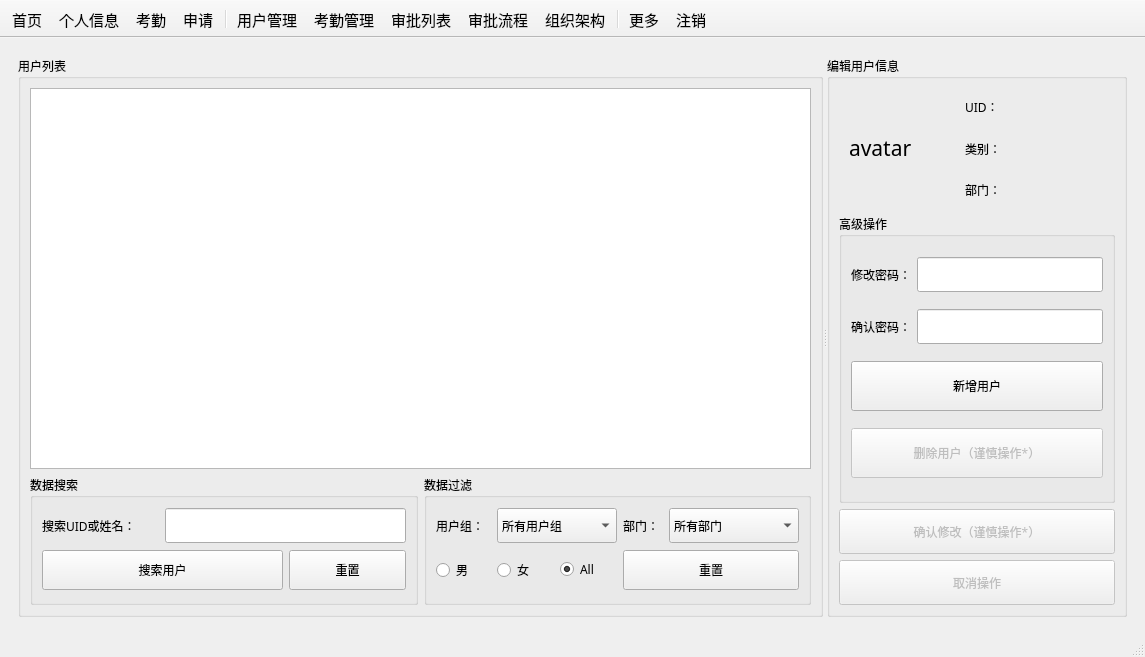
Before: the Qt Designer form mainwindow.ui in csthenry/weplanet-desktop, drawn with Qt 5.
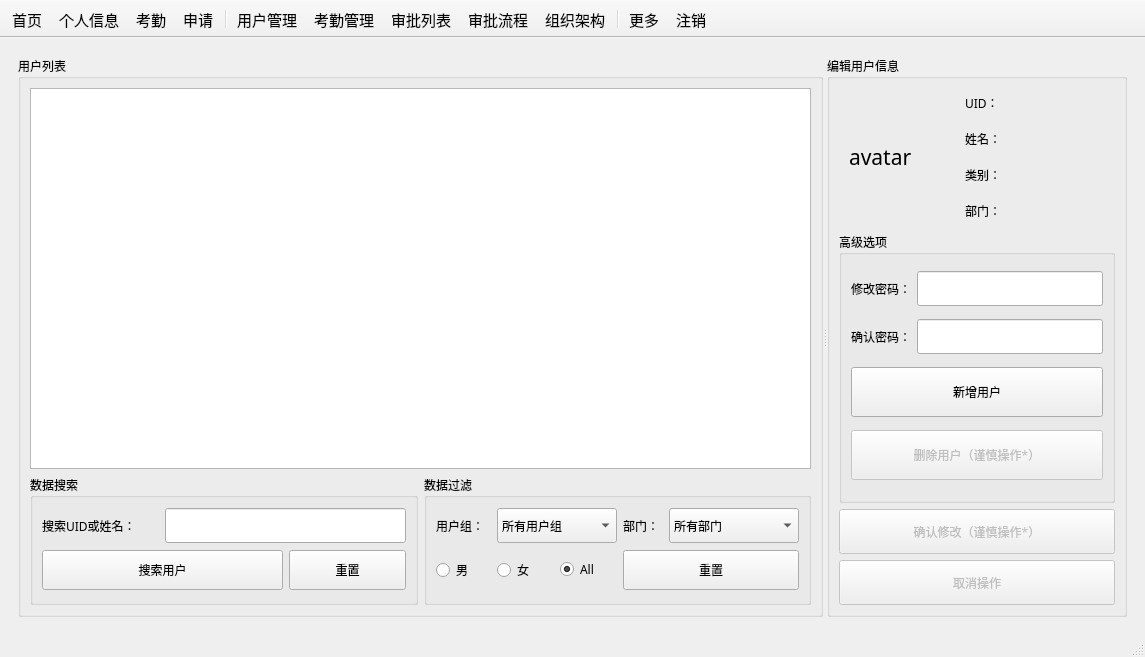
After: the same form once the commit is applied. Icons and pictures are not drawn.

Diff of the .ui file:
```diff
--- a/mainwindow.ui
+++ b/mainwindow.ui
@@ -718,21 +718,21 @@
                 </widget>
                </item>
                <item row="1" column="0">
-                <widget class="QRadioButton" name="radioButton">
+                <widget class="QRadioButton" name="rBtn_man">
                  <property name="text">
                   <string>男</string>
                  </property>
                 </widget>
                </item>
                <item row="1" column="1">
-                <widget class="QRadioButton" name="radioButton_2">
+                <widget class="QRadioButton" name="rBtn_woman">
                  <property name="text">
                   <string>女</string>
                  </property>
                 </widget>
                </item>
                <item row="1" column="2">
-                <widget class="QRadioButton" name="radioButton_3">
+                <widget class="QRadioButton" name="rBtn_all">
                  <property name="text">
                   <string>All</string>
                  </property>
@@ -770,7 +770,7 @@
             <string>编辑用户信息</string>
            </property>
            <layout class="QGridLayout" name="gridLayout_29">
-            <item row="6" column="0" colspan="3">
+            <item row="7" column="0" colspan="3">
              <widget class="QPushButton" name="btn_editUser_cancel">
               <property name="enabled">
                <bool>false</bool>
@@ -796,7 +796,7 @@
               </property>
              </widget>
             </item>
-            <item row="2" column="1">
+            <item row="3" column="1">
              <widget class="QLabel" name="label_14">
               <property name="maximumSize">
                <size>
@@ -809,7 +809,7 @@
               </property>
              </widget>
             </item>
-            <item row="5" column="0" colspan="3">
+            <item row="6" column="0" colspan="3">
              <widget class="QPushButton" name="btn_editUser_check">
               <property name="enabled">
                <bool>false</bool>
@@ -835,7 +835,20 @@
               </property>
              </widget>
             </item>
-            <item row="0" column="0" rowspan="3">
+            <item row="0" column="2">
+             <widget class="QLabel" name="label_userManagePage_uid">
+              <property name="maximumSize">
+               <size>
+                <width>16777215</width>
+                <height>30</height>
+               </size>
+              </property>
+              <property name="text">
+               <string/>
+              </property>
+             </widget>
+            </item>
+            <item row="0" column="0" rowspan="4">
              <widget class="QLabel" name="userManagePage_avatar">
               <property name="minimumSize">
                <size>
@@ -863,10 +876,10 @@
               </property>
              </widget>
             </item>
-            <item row="4" column="0" colspan="3">
+            <item row="5" column="0" colspan="3">
              <widget class="QGroupBox" name="groupBox_27">
               <property name="title">
-               <string>高级操作</string>
+               <string>高级选项</string>
               </property>
               <layout class="QGridLayout" name="gridLayout_24">
                <item row="0" column="0">
@@ -967,7 +980,7 @@
               </layout>
              </widget>
             </item>
-            <item row="2" column="2">
+            <item row="3" column="2">
              <widget class="QLabel" name="label_userManagePage_dpt">
               <property name="maximumSize">
                <size>
@@ -980,7 +993,7 @@
               </property>
              </widget>
             </item>
-            <item row="1" column="1">
+            <item row="2" column="1">
              <widget class="QLabel" name="label_9">
               <property name="maximumSize">
                <size>
@@ -993,7 +1006,7 @@
               </property>
              </widget>
             </item>
-            <item row="1" column="2">
+            <item row="2" column="2">
              <widget class="QLabel" name="label_userManagePage_group">
               <property name="maximumSize">
                <size>
@@ -1019,8 +1032,21 @@
               </property>
              </widget>
             </item>
-            <item row="0" column="2">
-             <widget class="QLabel" name="label_userManagePage_uid">
+            <item row="1" column="1">
+             <widget class="QLabel" name="label_20">
+              <property name="maximumSize">
+               <size>
+                <width>35</width>
+                <height>35</height>
+               </size>
+              </property>
+              <property name="text">
+               <string>姓名：</string>
+              </property>
+             </widget>
+            </item>
+            <item row="1" column="2">
+             <widget class="QLabel" name="label_userManagePage_name">
               <property name="maximumSize">
                <size>
                 <width>16777215</width>
```
